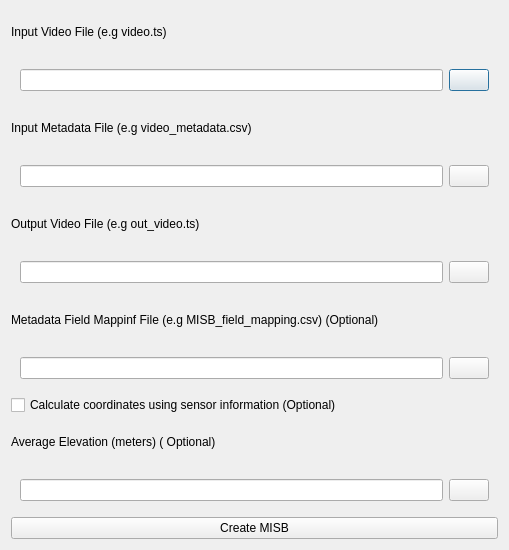
This is code/ui/ui_FmvMultiplexer.ui in frpin33/QGISFMV as Qt 5 draws it before an edit. The edited form follows.
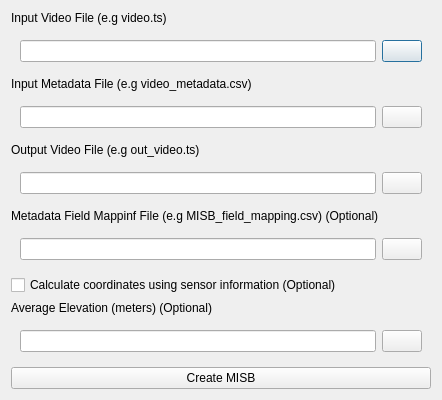
This is the edited form. Icons and pictures are not drawn.

The edit to the form file:
```diff
--- a/code/ui/ui_FmvMultiplexer.ui
+++ b/code/ui/ui_FmvMultiplexer.ui
@@ -6,8 +6,8 @@
    <rect>
     <x>0</x>
     <y>0</y>
-    <width>509</width>
-    <height>550</height>
+    <width>442</width>
+    <height>399</height>
    </rect>
   </property>
   <property name="windowTitle">
@@ -136,7 +136,7 @@
    <item>
     <widget class="QLabel" name="label_5">
      <property name="text">
-      <string>Average Elevation (meters) ( Optional)</string>
+      <string>Average Elevation (meters) (Optional)</string>
      </property>
     </widget>
    </item>
```
